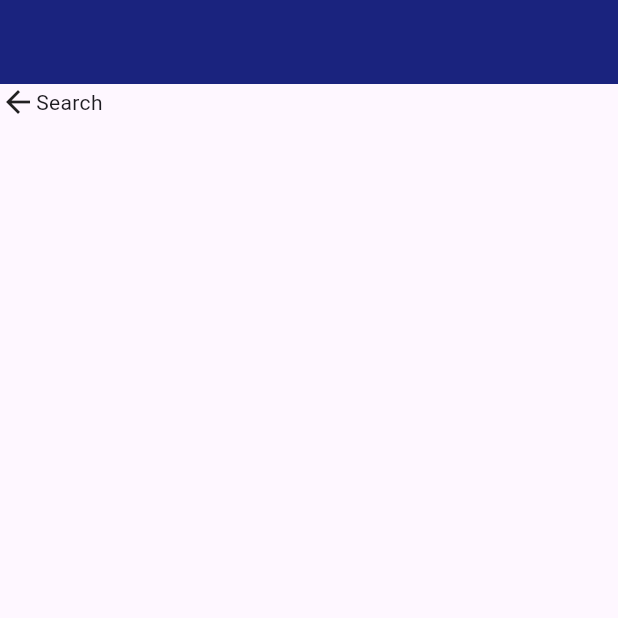
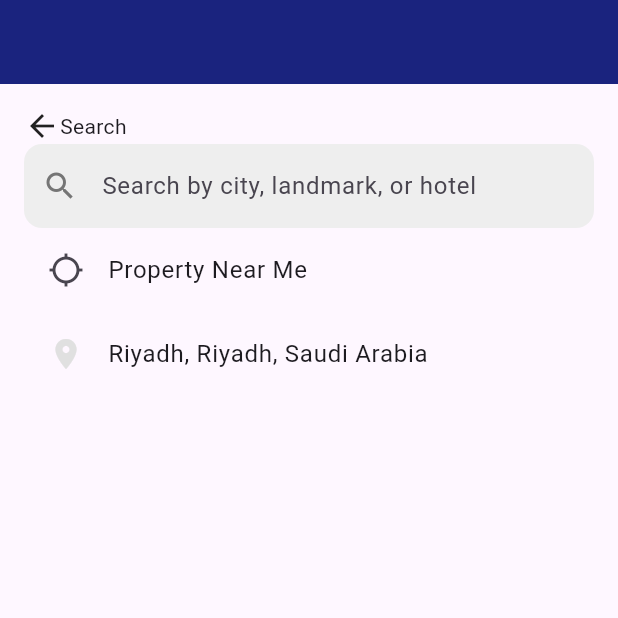
Before and after one commit to AtanuPanja/flutter_practical_wireframe_hotel_booking, a Flutter app: the SearchPage screen opened directly, on a phone screen of 412 x 824 dp, the top half of it. Run offline on Flutter 3.47's test engine with Material 3 defaults, Android fonts, the phone set to English and light mode, and no system bars; our stand-ins replace hive_flutter; accounts and stored records are empty.

Commit message:
Designed the Search page
Containing Near Me

```diff
--- a/lib/SearchPage.dart
+++ b/lib/SearchPage.dart
@@ -10,9 +10,12 @@ class SearchPage extends StatelessWidget {
         automaticallyImplyLeading: false,
       ),
       body: SingleChildScrollView(
+        child: Padding(
+          padding: const EdgeInsets.all(16.0),
           child: Column(
             children: [
               Row(
+                mainAxisAlignment: MainAxisAlignment.spaceAround,
                 children: [
                   InkWell(
                     child: Icon(Icons.arrow_back),
@@ -20,8 +23,38 @@ class SearchPage extends StatelessWidget {
                   ),
                   Expanded(child: Text('Search')),
                 ],
-            )
+              ),
+              TextField(
+                decoration: InputDecoration(
+                  fillColor: Colors.grey.shade200,
+                  filled: true,
+                  hintText: 'Search by city, landmark, or hotel',
+                  prefixIcon: Icon(
+                    Icons.search,
+                    color: Colors.grey.shade600,
+                  ),
+                  border: OutlineInputBorder(
+                    borderSide: BorderSide.none,
+                    borderRadius: BorderRadius.circular(12.0),
+                  ),
+                ),
+              ),
+              ListTile(
+                leading: Icon(Icons.location_searching_outlined),
+                title: Text('Property Near Me'),
+                onTap: () {
+
+                },
+              ),
+              ListTile(
+                leading: Icon(Icons.location_on, color: Colors.grey.shade300,),
+                title: Text('Riyadh, Riyadh, Saudi Arabia'),
+                onTap: () {
+
+                },
+              ),
             ],
+          ),
         ),
       ),
     );
```
Lines whose indentation alone changed are shown as unchanged.
